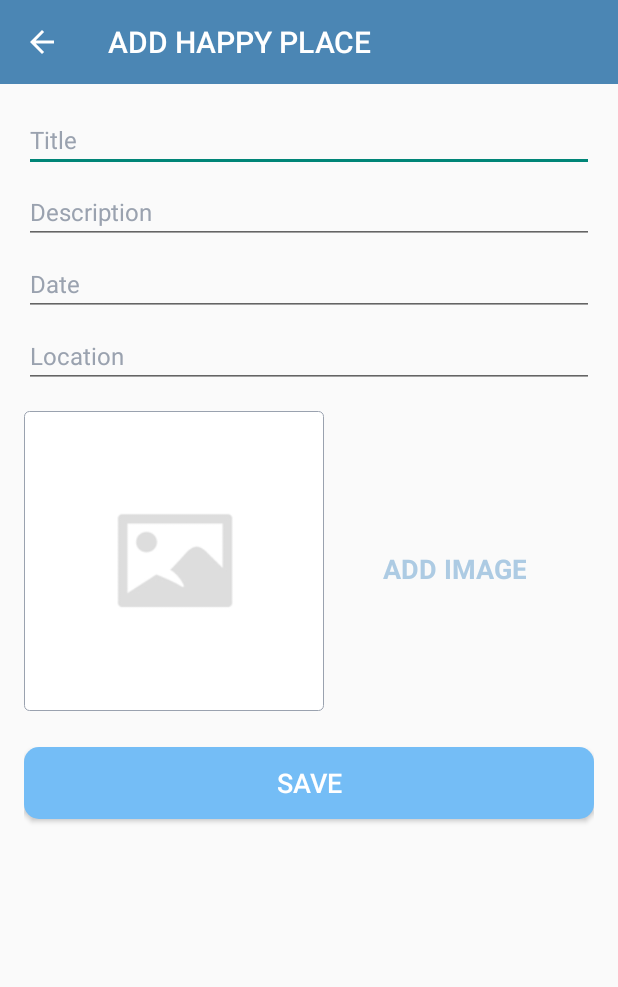
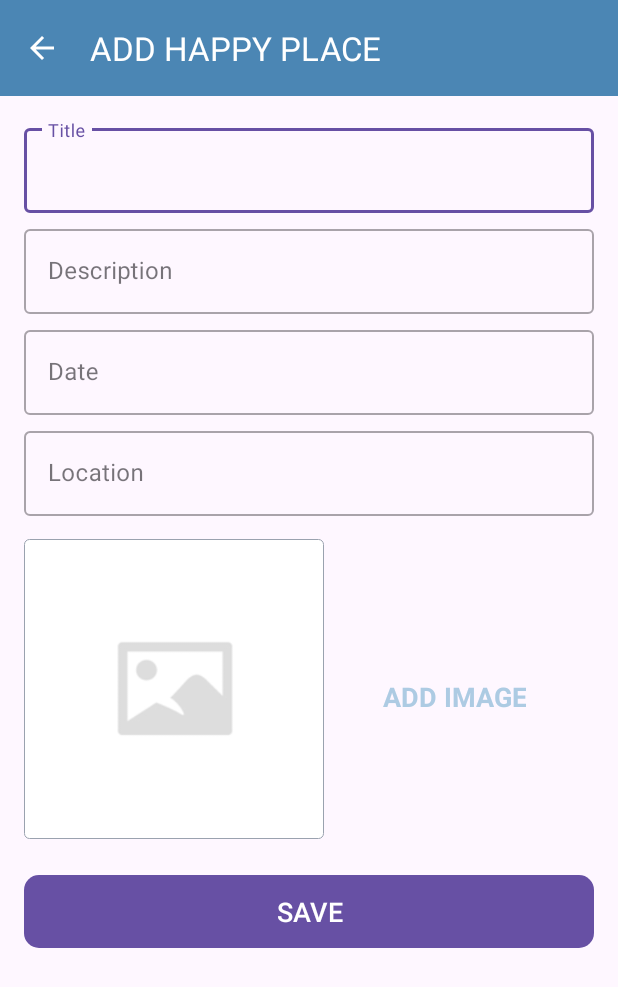
Before and after one commit to Dipan-17/16.Happy-Places, an Android app: the AddHappyActivity screen opened directly, with no data from a screen before it, on a phone screen of 412 x 824 dp. Shown: the top 987 px of the screen. Run offline under Robolectric (Android 15) with nearby library versions, the phone set to English and light mode, and no system bars.

Commit message:
TIL error fixed

```diff
--- a/app/build.gradle.kts
+++ b/app/build.gradle.kts
@@ -42,7 +42,7 @@ android {
 
 dependencies {
 
-    implementation ("com.google.android.material:material:1.4.0")
+    implementation ("com.google.android.material:material:1.12.0")
     implementation ("androidx.appcompat:appcompat:1.6.1")
     implementation ("androidx.constraintlayout:constraintlayout:2.1.4")
 
--- a/app/src/main/res/layout/activity_add_happy.xml
+++ b/app/src/main/res/layout/activity_add_happy.xml
@@ -1,13 +1,11 @@
 <?xml version="1.0" encoding="utf-8"?>
-<androidx.constraintlayout.widget.ConstraintLayout
-    xmlns:android="http://schemas.android.com/apk/res/android"
+<androidx.constraintlayout.widget.ConstraintLayout xmlns:android="http://schemas.android.com/apk/res/android"
     xmlns:app="http://schemas.android.com/apk/res-auto"
     xmlns:tools="http://schemas.android.com/tools"
     android:layout_width="match_parent"
     android:layout_height="match_parent"
     tools:context=".AddHappyActivity">
 
-    <!-- Toolbar -->
     <androidx.appcompat.widget.Toolbar
         android:id="@+id/toolbar_add_place"
         android:layout_width="match_parent"
@@ -17,6 +15,14 @@
         app:layout_constraintStart_toStartOf="parent"
         app:layout_constraintTop_toTopOf="parent"
         android:theme="@style/customToolbarStyle"/>
+
+    <!--(Step 3: Here we have designed the add happy place screen using ConstraintLayout from below the toolbar component.)-->
+    <!--START-->
+    <!--Here we have done list of things.
+         1. We designed the view as per our requirement and with required components.
+         2. We have added some of the custom background drawables in the drawable folder.
+         3. We have added an place holder image in the drawable folder to use it in the image view.
+         4. We have added all the constant values in the respective file as dimen values are added in dimen.xml and both String and Color values are added in the color.xml and string.xml-->
 
     <ScrollView
         android:id="@+id/sv_main"
@@ -33,7 +39,16 @@
             android:layout_height="wrap_content"
             android:padding="@dimen/main_content_padding">
 
-            <EditText
+            <com.google.android.material.textfield.TextInputLayout
+                android:id="@+id/til_title"
+                style="@style/Widget.MaterialComponents.TextInputLayout.OutlinedBox"
+                android:layout_width="match_parent"
+                android:layout_height="wrap_content"
+                app:layout_constraintEnd_toEndOf="parent"
+                app:layout_constraintStart_toStartOf="parent"
+                app:layout_constraintTop_toTopOf="parent">
+
+                <androidx.appcompat.widget.AppCompatEditText
                     android:id="@+id/et_title"
                     android:layout_width="match_parent"
                     android:layout_height="wrap_content"
@@ -41,52 +56,71 @@
                     android:inputType="textCapWords"
                     android:textColor="@color/primary_text_color"
                     android:textColorHint="@color/secondary_text_color"
-                android:textSize="@dimen/edit_text_text_size"
+                    android:textSize="@dimen/edit_text_text_size" />
+            </com.google.android.material.textfield.TextInputLayout>
+
+            <com.google.android.material.textfield.TextInputLayout
+                android:id="@+id/til_description"
+                style="@style/Widget.MaterialComponents.TextInputLayout.OutlinedBox"
+                android:layout_width="match_parent"
+                android:layout_height="wrap_content"
+                android:layout_marginTop="@dimen/add_screen_til_marginTop"
                 app:layout_constraintEnd_toEndOf="parent"
                 app:layout_constraintStart_toStartOf="parent"
-                app:layout_constraintTop_toTopOf="parent" />
+                app:layout_constraintTop_toBottomOf="@+id/til_title">
 
-            <EditText
+                <androidx.appcompat.widget.AppCompatEditText
                     android:id="@+id/et_description"
                     android:layout_width="match_parent"
                     android:layout_height="wrap_content"
                     android:hint="@string/edit_text_hint_description"
                     android:inputType="textCapSentences"
-                android:layout_marginTop="@dimen/add_screen_til_marginTop"
                     android:textColor="@color/primary_text_color"
                     android:textColorHint="@color/secondary_text_color"
-                android:textSize="@dimen/edit_text_text_size"
+                    android:textSize="@dimen/edit_text_text_size"/>
+            </com.google.android.material.textfield.TextInputLayout>
+
+            <com.google.android.material.textfield.TextInputLayout
+                android:id="@+id/til_date"
+                style="@style/Widget.MaterialComponents.TextInputLayout.OutlinedBox"
+                android:layout_width="match_parent"
+                android:layout_height="wrap_content"
+                android:layout_marginTop="@dimen/add_screen_til_marginTop"
                 app:layout_constraintEnd_toEndOf="parent"
                 app:layout_constraintStart_toStartOf="parent"
-                app:layout_constraintTop_toBottomOf="@id/et_title" />
+                app:layout_constraintTop_toBottomOf="@+id/til_description">
 
-            <EditText
+                <androidx.appcompat.widget.AppCompatEditText
                     android:id="@+id/et_date"
                     android:layout_width="match_parent"
                     android:layout_height="wrap_content"
                     android:hint="@string/edit_text_hint_date"
                     android:inputType="text"
-                android:layout_marginTop="@dimen/add_screen_til_marginTop"
                     android:textColor="@color/primary_text_color"
                     android:textColorHint="@color/secondary_text_color"
-                android:textSize="@dimen/edit_text_text_size"
+                    android:textSize="@dimen/edit_text_text_size" />
+            </com.google.android.material.textfield.TextInputLayout>
+
+            <com.google.android.material.textfield.TextInputLayout
+                android:id="@+id/til_location"
+                style="@style/Widget.MaterialComponents.TextInputLayout.OutlinedBox"
+                android:layout_width="match_parent"
+                android:layout_height="wrap_content"
+                android:layout_marginTop="@dimen/add_screen_til_marginTop"
                 app:layout_constraintEnd_toEndOf="parent"
                 app:layout_constraintStart_toStartOf="parent"
-                app:layout_constraintTop_toBottomOf="@id/et_description" />
+                app:layout_constraintTop_toBottomOf="@+id/til_date">
 
-            <EditText
+                <androidx.appcompat.widget.AppCompatEditText
                     android:id="@+id/et_location"
                     android:layout_width="match_parent"
                     android:layout_height="wrap_content"
                     android:hint="@string/edit_text_hint_location"
                     android:inputType="text"
-                android:layout_marginTop="@dimen/add_screen_til_marginTop"
                     android:textColor="@color/primary_text_color"
                     android:textColorHint="@color/secondary_text_color"
-                android:textSize="@dimen/edit_text_text_size"
-                app:layout_constraintEnd_toEndOf="parent"
-                app:layout_constraintStart_toStartOf="parent"
-                app:layout_constraintTop_toBottomOf="@id/et_date" />
+                    android:textSize="@dimen/edit_text_text_size" />
+            </com.google.android.material.textfield.TextInputLayout>
 
             <androidx.appcompat.widget.AppCompatImageView
                 android:id="@+id/iv_place_image"
@@ -100,7 +134,7 @@
                 app:layout_constraintEnd_toEndOf="parent"
                 app:layout_constraintHorizontal_bias="0.0"
                 app:layout_constraintStart_toStartOf="parent"
-                app:layout_constraintTop_toBottomOf="@id/et_location" />
+                app:layout_constraintTop_toBottomOf="@+id/til_location" />
 
             <TextView
                 android:id="@+id/tv_add_image"
@@ -117,8 +151,8 @@
                 app:layout_constraintBottom_toTopOf="@+id/btn_save"
                 app:layout_constraintEnd_toEndOf="parent"
                 app:layout_constraintHorizontal_bias="0.45"
-                app:layout_constraintStart_toEndOf="@id/iv_place_image"
-                app:layout_constraintTop_toBottomOf="@id/et_location"
+                app:layout_constraintStart_toEndOf="@+id/iv_place_image"
+                app:layout_constraintTop_toBottomOf="@+id/til_location"
                 app:layout_constraintVertical_bias="0.019" />
 
             <Button
@@ -136,7 +170,8 @@
                 android:textSize="@dimen/btn_text_size"
                 app:layout_constraintEnd_toEndOf="parent"
                 app:layout_constraintStart_toStartOf="parent"
-                app:layout_constraintTop_toBottomOf="@id/iv_place_image" />
+                app:layout_constraintTop_toBottomOf="@+id/iv_place_image" />
         </androidx.constraintlayout.widget.ConstraintLayout>
     </ScrollView>
+    <!--END-->
 </androidx.constraintlayout.widget.ConstraintLayout>
--- a/app/src/main/res/values-night/themes.xml
+++ b/app/src/main/res/values-night/themes.xml
@@ -1,15 +1,12 @@
 <resources xmlns:tools="http://schemas.android.com/tools">
     <!-- Base application theme. -->
-    <style name="Base.Theme.HappyPlaces" parent="Theme.MaterialComponents.Light.DarkActionBar">
+    <style name="Base.Theme.HappyPlaces" parent="Theme.Material3.Light.NoActionBar">
         <item name="colorPrimary">@color/colorPrimary</item>
         <item name="colorPrimaryDark">@color/colorPrimaryDark</item>
         <item name="colorAccent">@color/colorAccent</item>
     </style>
 
-    <!-- Main application theme -->
-    <style name="AppTheme" parent="Base.Theme.HappyPlaces">
-        <!-- Customize your theme here. -->
-    </style>
 
-    <style name="Theme.HappyPlaces" parent="AppTheme" />
+
+    <style name="Theme.HappyPlaces" parent="Base.Theme.HappyPlaces" />
 </resources>
--- a/app/src/main/res/values/styles.xml
+++ b/app/src/main/res/values/styles.xml
@@ -1,6 +1,6 @@
 <?xml version="1.0" encoding="utf-8"?>
 <resources>
-    <style name="customNoActionBarTheme" parent="Theme.AppCompat.Light.NoActionBar">
+    <style name="customNoActionBarTheme" parent="Theme.Material3.Light.NoActionBar">
         <item name="android:statusBarColor">@color/colorPrimaryDark</item>
     </style>
 
--- a/app/src/main/res/values/themes.xml
+++ b/app/src/main/res/values/themes.xml
@@ -1,6 +1,6 @@
 <resources xmlns:tools="http://schemas.android.com/tools">
     <!-- Base application theme. -->
-    <style name="Base.Theme.HappyPlaces" parent="Theme.MaterialComponents.Light.DarkActionBar">
+    <style name="Base.Theme.HappyPlaces" parent="Theme.Material3.Light.NoActionBar">
         <item name="colorPrimary">@color/colorPrimary</item>
         <item name="colorPrimaryDark">@color/colorPrimaryDark</item>
         <item name="colorAccent">@color/colorAccent</item>
```
Lines whose indentation alone changed are shown as unchanged.
